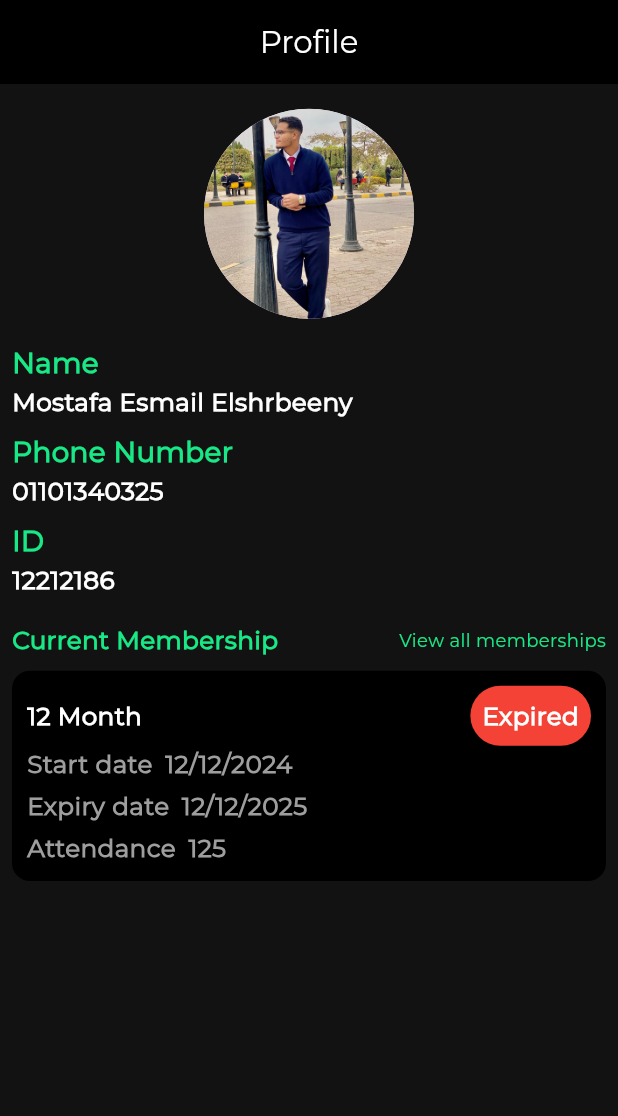
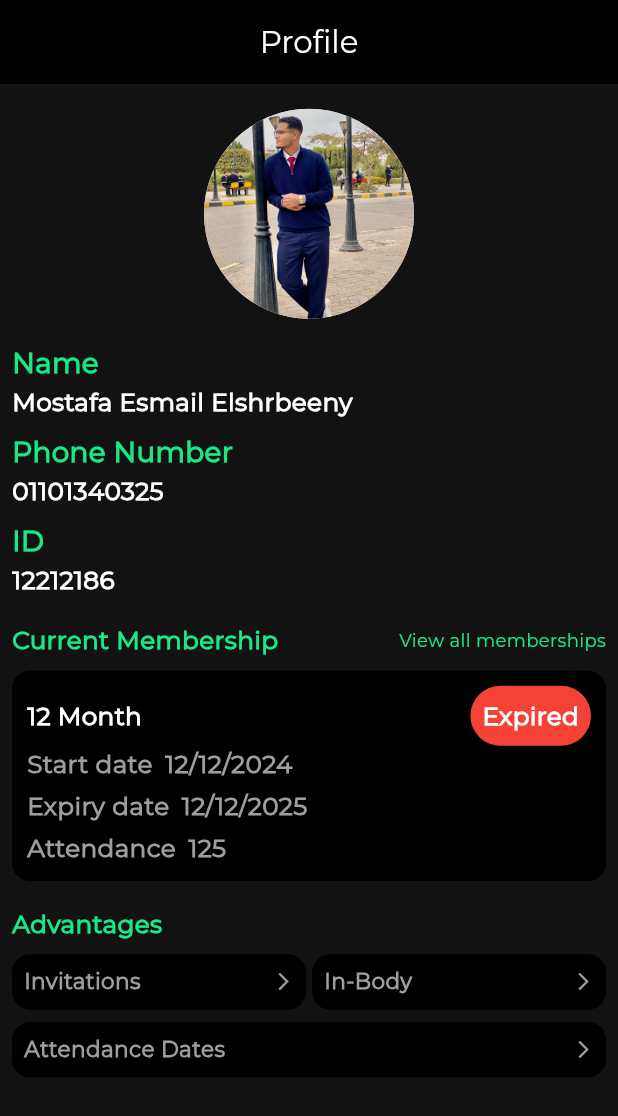
Before and after one commit to MahmoudElgaml/gym_system, a Flutter app: the ProfileScreen screen opened by its route, on a phone screen of 412 x 824 dp. Shown: the top 1116 px of the screen. Run offline on Flutter 3.47's test engine with Material 3 defaults, Android fonts, the phone set to English and light mode, and no system bars; our stand-ins replace bloc, carousel_slider, connectivity_plus, device_preview, dio, dropdown_button2 and 15 more; missing offline and left inert: bottom_picker, radio_group_v2; accounts and stored records are empty.

Commit message:
finish section of advantages

```diff
--- a/lib/core/utils/app_string.dart
+++ b/lib/core/utils/app_string.dart
@@ -32,4 +32,8 @@ abstract class AppString {
   static const String expiryDate = 'Expiry date';
   static const String attendance = 'Attendance';
   static const String expired = 'Expired';
+  static const String advantages = 'Advantages';
+  static const String invitations = 'Invitations';
+  static const String inBody = 'In-Body';
+  static const String attendanceDates = 'Attendance Dates';
 }
--- a/lib/features/profile/presentation/screen/profile_screen.dart
+++ b/lib/features/profile/presentation/screen/profile_screen.dart
@@ -7,6 +7,7 @@ import '../../../../core/utils/app_color.dart';
 import '../../../../core/utils/fonts.dart';
 import '../widgets/custom_title_and_sub_title_of_profile.dart';
 import '../widgets/section_current_membership.dart';
+import '../widgets/section_of_advantages.dart';
 
 class ProfileScreen extends StatelessWidget {
   const ProfileScreen({super.key});
@@ -22,35 +23,40 @@ class ProfileScreen extends StatelessWidget {
               .copyWith(color: AppColor.whiteColor),
         ),
       ),
-      body: Padding(
-        padding: const EdgeInsets.symmetric(horizontal: 8.0),
+      body: const SingleChildScrollView(
+        child: Padding(
+          padding: EdgeInsets.symmetric(horizontal: 8.0),
           child: Column(
             crossAxisAlignment: CrossAxisAlignment.start,
             children: [
-            const CustomSpaceHeight(height: .02),
-            const Center(
+              CustomSpaceHeight(height: .02),
+              Center(
                 child: CircleAvatar(
                     radius: 70,
                     backgroundImage: AssetImage(Assets.avatarMostafa)),
               ),
-            const CustomSpaceHeight(height: .02),
-            const CustomTitleAndSubTitleOfProfile(
+              CustomSpaceHeight(height: .02),
+              CustomTitleAndSubTitleOfProfile(
                 title: AppString.name,
                 subTitle: 'Mostafa Esmail Elshrbeeny',
               ),
-            const CustomSpaceHeight(height: .01),
-            const CustomTitleAndSubTitleOfProfile(
+              CustomSpaceHeight(height: .01),
+              CustomTitleAndSubTitleOfProfile(
                 title: AppString.phone,
                 subTitle: '01101340325',
               ),
-            const CustomSpaceHeight(height: .01),
-            const CustomTitleAndSubTitleOfProfile(
+              CustomSpaceHeight(height: .01),
+              CustomTitleAndSubTitleOfProfile(
                 title: AppString.id,
                 subTitle: '12212186',
               ),
-            const CustomSpaceHeight(height: .02),
-            SectionCurrentMembership()
+              CustomSpaceHeight(height: .02),
+              SectionCurrentMembership(),
+              CustomSpaceHeight(height: .02),
+              SectionOfAdvantages(),
+              CustomSpaceHeight(height: .02),
             ],
+          ),
         ),
       ),
     );
--- /dev/null
+++ b/lib/features/profile/presentation/widgets/section_of_advantages.dart
@@ -0,0 +1,43 @@
+import 'package:flutter/material.dart';
+import 'package:gym_system/core/utils/app_color.dart';
+import 'package:gym_system/core/utils/app_string.dart';
+import 'package:gym_system/core/utils/component/custom_space.dart';
+import 'package:gym_system/core/utils/fonts.dart';
+
+import 'sub_advantages.dart';
+
+class SectionOfAdvantages extends StatelessWidget {
+  const SectionOfAdvantages({
+    super.key,
+  });
+
+  @override
+  Widget build(BuildContext context) {
+    return Column(
+      crossAxisAlignment: CrossAxisAlignment.start,
+      children: [
+        Text(
+          AppString.advantages,
+          style: AppFonts.textSemiBold16(context)
+              .copyWith(color: AppColor.primaryColor),
+        ),
+        const CustomSpaceHeight(height: .01),
+        const Row(
+          children: [
+            Expanded(
+              child: SubAdvantages(
+                title: AppString.invitations,
+              ),
+            ),
+            CustomSpaceWidth(width: .01),
+            Expanded(
+              child: SubAdvantages(title: AppString.inBody),
+            ),
+          ],
+        ),
+        const CustomSpaceHeight(height: .01),
+        const SubAdvantages(title: AppString.attendanceDates)
+      ],
+    );
+  }
+}
--- /dev/null
+++ b/lib/features/profile/presentation/widgets/sub_advantages.dart
@@ -0,0 +1,38 @@
+import 'package:flutter/material.dart';
+import 'package:gym_system/core/utils/app_color.dart';
+import 'package:gym_system/core/utils/fonts.dart';
+
+class SubAdvantages extends StatelessWidget {
+  const SubAdvantages({
+    super.key, required this.title,
+  });
+  final String title ;
+
+  @override
+  Widget build(BuildContext context) {
+    return Container(
+      decoration: BoxDecoration(
+          color: AppColor.blackColor,
+          borderRadius: BorderRadius.circular(12)),
+      child: Padding(
+        padding: const EdgeInsets.all(8.0),
+        child: Row(
+          children: [
+            Text(
+              title,
+              style: AppFonts.textRegular14(context).copyWith(
+                  color: AppColor.textGrayColor,
+                  fontWeight: FontWeight.bold),
+            ),
+            const Spacer(),
+            const Icon(
+              Icons.arrow_forward_ios,
+              color: AppColor.textGrayColor,
+              size: 14,
+            )
+          ],
+        ),
+      ),
+    );
+  }
+}
```
Lines whose indentation alone changed are shown as unchanged.
